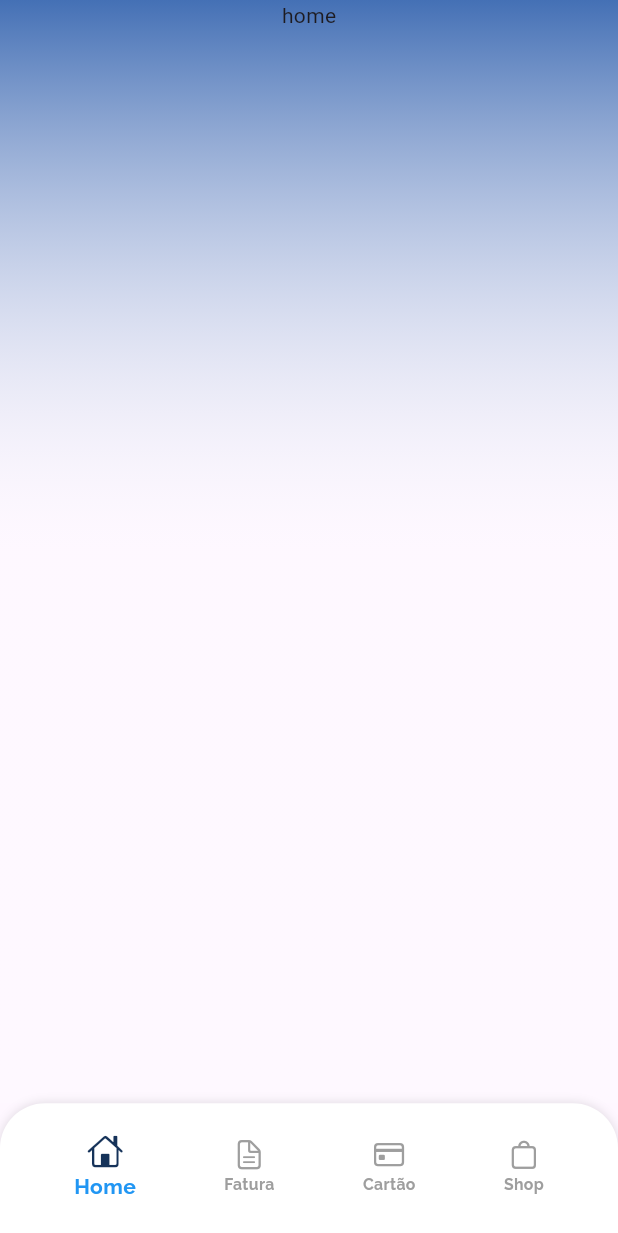
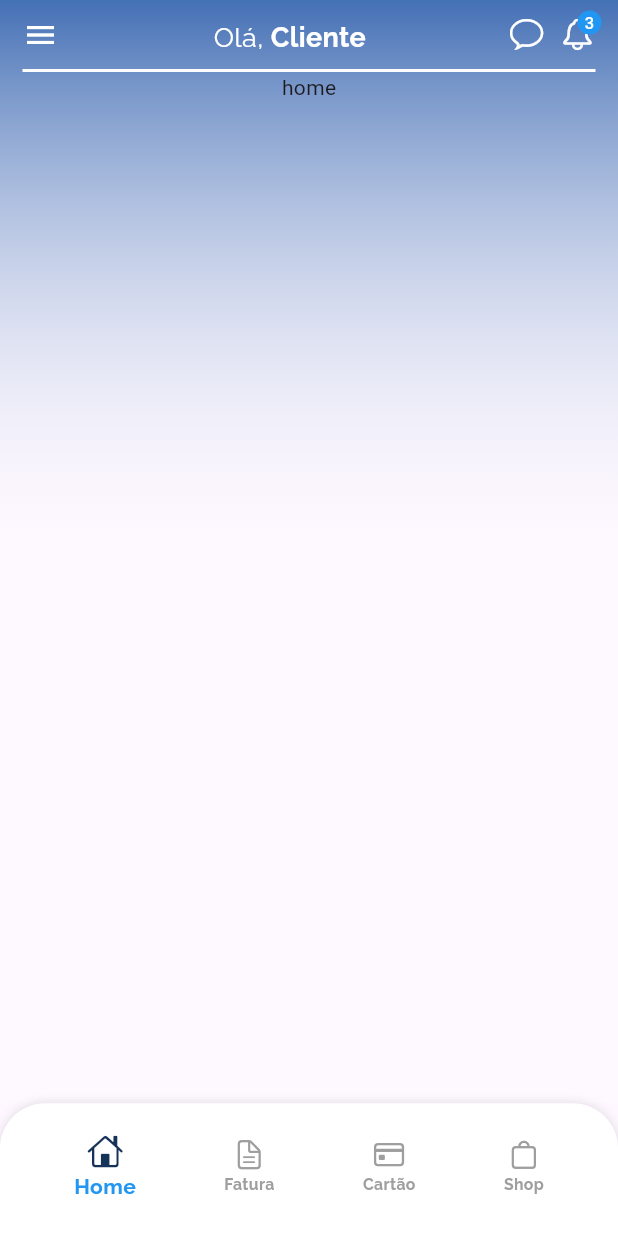
Before and after one commit to wdvictor/gs3-creditcard, a Flutter app: the screen it shows after launch, on a phone screen of 412 x 824 dp. Shown: the top 1233 px of the screen. Run offline on Flutter 3.47's test engine with Material 3 defaults, Android fonts, the phone set to English and light mode, and no system bars.

Commit message:
Adding topBar

```diff
--- a/lib/main.dart
+++ b/lib/main.dart
@@ -13,6 +13,9 @@ class MyApp extends StatelessWidget {
 
   @override
   Widget build(BuildContext context) {
-    return MaterialApp(home: HomePage());
+    return MaterialApp(
+      debugShowCheckedModeBanner: false,
+      home: HomePage(),
+    );
   }
 }
--- a/lib/module/home/presentation/home_page.dart
+++ b/lib/module/home/presentation/home_page.dart
@@ -1,7 +1,7 @@
 import 'package:creditcard/module/home/controllers/bottom_bar_controller.dart';
 import 'package:creditcard/module/home/domain/enums/bottom_nav_bar_type.dart';
-import 'package:creditcard/module/home/presentation/home_page_background.dart';
-import 'package:creditcard/module/home/presentation/widgets/app_bottom_nav_bar.dart';
+import 'package:creditcard/module/home/presentation/widgets/home_page_background.dart';
+import 'package:creditcard/module/home/presentation/widgets/bottom_bar_widgets/app_bottom_nav_bar.dart';
 import 'package:flutter/material.dart';
 
 class HomePage extends StatefulWidget {
--- a/lib/module/home/presentation/widgets/app_bottom_nav_bar.dart
+++ b/lib/module/home/presentation/widgets/bottom_bar_widgets/app_bottom_nav_bar.dart
@@ -1,6 +1,6 @@
 import 'package:creditcard/module/home/controllers/bottom_bar_controller.dart';
 import 'package:creditcard/module/home/domain/enums/bottom_nav_bar_type.dart';
-import 'package:creditcard/module/home/presentation/widgets/custom_app_nav_bar.dart';
+import 'package:creditcard/module/home/presentation/widgets/bottom_bar_widgets/custom_app_nav_bar.dart';
 import 'package:flutter/cupertino.dart';
 import 'bottom_nav_bar_item.dart';
 
--- a/lib/module/home/presentation/home_page_background.dart
+++ b/lib/module/home/presentation/widgets/home_page_background.dart
@@ -1,5 +1,6 @@
 import 'package:creditcard/module/app/core/extensions/build_context_extensions.dart';
 import 'package:creditcard/module/app/core/theme/app_theme.dart';
+import 'package:creditcard/module/home/presentation/widgets/top_bar_widgets/top_bar.dart';
 import 'package:flutter/material.dart';
 
 class HomePageBackground extends StatelessWidget {
@@ -8,6 +9,7 @@ class HomePageBackground extends StatelessWidget {
   @override
   Widget build(BuildContext context) {
     return Container(
+      padding: EdgeInsets.symmetric(horizontal: 15),
       width: context.screenWidth,
       height: context.screenHeight,
       decoration: BoxDecoration(
@@ -23,7 +25,7 @@ class HomePageBackground extends StatelessWidget {
       ),
       child: SafeArea(
         child: Column(
-          children: [child],
+          children: [TopBar(), child],
         ),
       ),
     );
--- /dev/null
+++ b/lib/module/home/presentation/widgets/top_bar_widgets/top_bar.dart
@@ -0,0 +1,30 @@
+import 'package:creditcard/module/home/presentation/widgets/top_bar_widgets/top_bar_menu_item.dart';
+import 'package:creditcard/module/home/presentation/widgets/top_bar_widgets/top_bar_options.dart';
+import 'package:creditcard/module/home/presentation/widgets/top_bar_widgets/top_bar_title.dart';
+
+import 'package:flutter/material.dart';
+
+class TopBar extends StatelessWidget {
+  const TopBar({super.key});
+
+  @override
+  Widget build(BuildContext context) {
+    return Container(
+      padding: EdgeInsets.symmetric(vertical: 10),
+      decoration: BoxDecoration(
+        border: Border(
+          bottom: BorderSide(color: Colors.white, width: 2),
+        ),
+      ),
+      child: Row(
+        mainAxisAlignment: MainAxisAlignment.spaceBetween,
+        crossAxisAlignment: CrossAxisAlignment.center,
+        children: [
+          Expanded(child: TopBarMenuItem()),
+          Expanded(child: TopBarTitle()),
+          Expanded(child: TopBarOptions())
+        ],
+      ),
+    );
+  }
+}
--- /dev/null
+++ b/lib/module/home/presentation/widgets/top_bar_widgets/top_bar_menu_item.dart
@@ -0,0 +1,19 @@
+import 'package:flutter/material.dart';
+
+class TopBarMenuItem extends StatelessWidget {
+  const TopBarMenuItem({super.key});
+
+  @override
+  Widget build(BuildContext context) {
+    return Align(
+      alignment: Alignment.centerLeft,
+      child: InkWell(
+        onTap: () {},
+        child: Icon(
+          Icons.menu,
+          color: Colors.white,
+        ),
+      ),
+    );
+  }
+}
--- /dev/null
+++ b/lib/module/home/presentation/widgets/top_bar_widgets/top_bar_options.dart
@@ -0,0 +1,34 @@
+import 'package:flutter/cupertino.dart';
+import 'package:flutter/material.dart';
+
+class TopBarOptions extends StatelessWidget {
+  const TopBarOptions({super.key});
+
+  @override
+  Widget build(BuildContext context) {
+    return Row(
+      mainAxisAlignment: MainAxisAlignment.end,
+      children: [
+        Flexible(
+          child: Icon(
+            CupertinoIcons.chat_bubble,
+            color: Colors.white,
+          ),
+        ),
+        SizedBox(
+          width: 10,
+        ),
+        Flexible(
+          child: Badge.count(
+            count: 3,
+            backgroundColor: Colors.blue,
+            child: Icon(
+              CupertinoIcons.bell,
+              color: Colors.white,
+            ),
+          ),
+        )
+      ],
+    );
+  }
+}
--- /dev/null
+++ b/lib/module/home/presentation/widgets/top_bar_widgets/top_bar_title.dart
@@ -0,0 +1,24 @@
+import 'package:creditcard/module/app/core/theme/app_theme.dart';
+import 'package:flutter/material.dart';
+
+class TopBarTitle extends StatelessWidget {
+  const TopBarTitle({super.key});
+
+  @override
+  Widget build(BuildContext context) {
+    return Text.rich(
+      TextSpan(
+          text: 'Olá, ',
+          style: AppTheme.textTheme.titleMedium!
+              .copyWith(fontWeight: FontWeight.normal, color: Colors.white),
+          children: [
+            TextSpan(
+              text: 'Cliente',
+              style: AppTheme.textTheme.titleMedium!.copyWith(
+                color: Colors.white,
+              ),
+            )
+          ]),
+    );
+  }
+}
```
Also changed, not shown: lib/module/home/presentation/widgets/bottom_bar_widgets/bottom_nav_bar_item.dart (renamed from lib/module/home/presentation/widgets/bottom_nav_bar_item.dart), lib/module/home/presentation/widgets/bottom_bar_widgets/custom_app_nav_bar.dart (renamed from lib/module/home/presentation/widgets/custom_app_nav_bar.dart).
